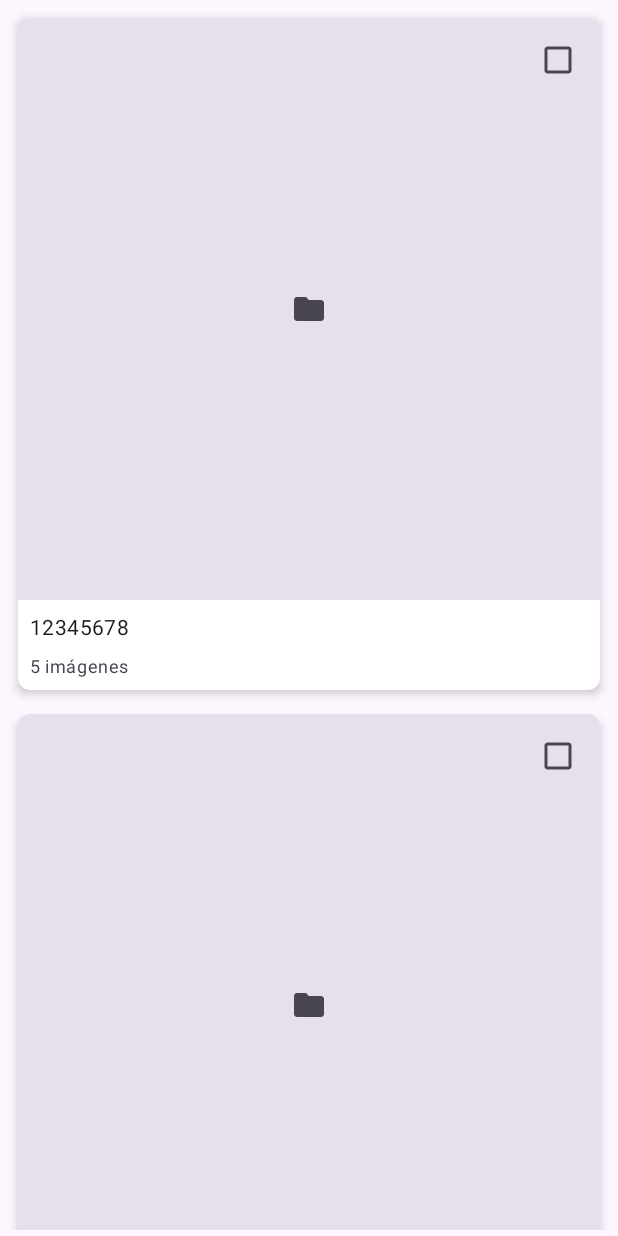
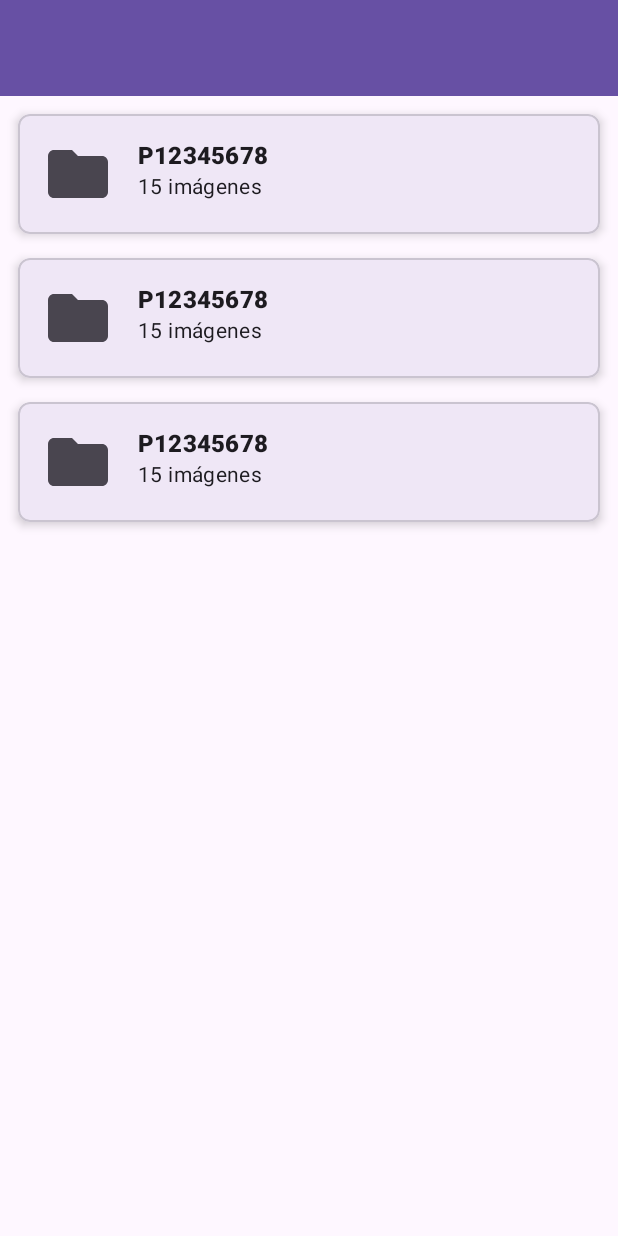
Before and after one commit to DarikPK/CLiteral, an Android app: the layout fragment_edit_gallery.xml on its own in the app's theme, with its tools: preview values and no code run, on a phone screen of 412 x 824 dp. Run offline under Robolectric (Android 15) with nearby library versions, the phone set to English and light mode, and no system bars.

Commit message:
feat: Añade borrado en lote y corrige el menú superior
Soluciona el problema del menú superior no visible al añadir una Toolbar explícita al layout de la galería.

Implementa una vista de lista única y compacta para las partidas capturadas, siguiendo el formato de diseño especificado.

Añade la funcionalidad de selección múltiple mediante checkboxes.

El menú superior ahora muestra un ícono de eliminación que se activa solo cuando hay partidas seleccionadas, permitiendo el borrado en lote de los archivos del dispositivo.

```diff
--- a/app/src/main/res/layout/folder_item.xml
+++ b/app/src/main/res/layout/folder_item.xml
@@ -1,70 +1,50 @@
 <?xml version="1.0" encoding="utf-8"?>
-<androidx.cardview.widget.CardView xmlns:android="http://schemas.android.com/apk/res/android"
+<com.google.android.material.card.MaterialCardView xmlns:android="http://schemas.android.com/apk/res/android"
     xmlns:app="http://schemas.android.com/apk/res-auto"
     xmlns:tools="http://schemas.android.com/tools"
     android:layout_width="match_parent"
     android:layout_height="wrap_content"
     android:layout_margin="8dp"
-    app:cardCornerRadius="8dp"
-    app:cardElevation="4dp">
+    app:cardElevation="4dp"
+    app:cardCornerRadius="8dp">
 
     <androidx.constraintlayout.widget.ConstraintLayout
         android:layout_width="match_parent"
-        android:layout_height="wrap_content">
+        android:layout_height="wrap_content"
+        android:padding="16dp">
 
-        <FrameLayout
-            android:id="@+id/image_container"
-            android:layout_width="0dp"
-            android:layout_height="0dp"
+        <ImageView
+            android:id="@+id/folder_icon"
+            android:layout_width="48dp"
+            android:layout_height="48dp"
+            android:src="@drawable/ic_folder"
+            app:layout_constraintStart_toStartOf="parent"
             app:layout_constraintTop_toTopOf="parent"
-            app:layout_constraintStart_toStartOf="parent"
-            app:layout_constraintEnd_toEndOf="parent"
-            app:layout_constraintDimensionRatio="1:1">
-
-            <ImageView
-                android:id="@+id/folder_thumbnail"
-                android:layout_width="match_parent"
-                android:layout_height="match_parent"
-                android:src="@drawable/ic_folder"
-                android:scaleType="centerInside"
-                android:background="?attr/colorSurfaceVariant"/>
-
-            <CheckBox
-                android:id="@+id/checkbox_select"
-                android:layout_width="wrap_content"
-                android:layout_height="wrap_content"
-                android:layout_gravity="top|end"
-                android:layout_margin="4dp"/>
-
-        </FrameLayout>
+            app:layout_constraintBottom_toBottomOf="parent"
+            android:contentDescription="Icono de carpeta"/>
 
         <TextView
             android:id="@+id/partida_id_text"
             android:layout_width="0dp"
             android:layout_height="wrap_content"
-            android:padding="8dp"
-            android:textAppearance="?attr/textAppearanceBody2"
-            android:maxLines="1"
-            android:ellipsize="end"
-            app:layout_constraintTop_toBottomOf="@id/image_container"
-            app:layout_constraintStart_toStartOf="parent"
+            android:layout_marginStart="16dp"
+            android:textStyle="bold"
+            android:textAppearance="?attr/textAppearanceListItem"
+            app:layout_constraintStart_toEndOf="@id/folder_icon"
             app:layout_constraintEnd_toEndOf="parent"
-            tools:text="12345678" />
+            app:layout_constraintTop_toTopOf="parent"
+            tools:text="P12345678" />
 
         <TextView
             android:id="@+id/image_count_text"
             android:layout_width="0dp"
             android:layout_height="wrap_content"
-            android:paddingStart="8dp"
-            android:paddingEnd="8dp"
-            android:paddingBottom="8dp"
-            android:textAppearance="?attr/textAppearanceCaption"
+            android:layout_marginStart="16dp"
+            android:textAppearance="?attr/textAppearanceListItemSecondary"
+            app:layout_constraintStart_toEndOf="@id/folder_icon"
+            app:layout_constraintEnd_toEndOf="parent"
             app:layout_constraintTop_toBottomOf="@id/partida_id_text"
-            app:layout_constraintStart_toStartOf="parent"
-            app:layout_constraintEnd_toEndOf="parent"
-            app:layout_constraintBottom_toBottomOf="parent"
-            tools:text="5 imágenes" />
+            tools:text="15 imágenes" />
 
     </androidx.constraintlayout.widget.ConstraintLayout>
-
-</androidx.cardview.widget.CardView>
+</com.google.android.material.card.MaterialCardView>
--- a/app/src/main/res/layout/fragment_edit_gallery.xml
+++ b/app/src/main/res/layout/fragment_edit_gallery.xml
@@ -6,11 +6,23 @@
     android:layout_height="match_parent"
     tools:context=".EditGalleryFragment">
 
+    <androidx.appcompat.widget.Toolbar
+        android:id="@+id/toolbar"
+        android:layout_width="0dp"
+        android:layout_height="?attr/actionBarSize"
+        android:background="?attr/colorPrimary"
+        android:elevation="4dp"
+        android:theme="@style/ThemeOverlay.AppCompat.Dark.ActionBar"
+        app:popupTheme="@style/ThemeOverlay.AppCompat.Light"
+        app:layout_constraintTop_toTopOf="parent"
+        app:layout_constraintStart_toStartOf="parent"
+        app:layout_constraintEnd_toEndOf="parent" />
+
     <androidx.recyclerview.widget.RecyclerView
         android:id="@+id/edit_gallery_recycler_view"
         android:layout_width="0dp"
         android:layout_height="0dp"
-        app:layout_constraintTop_toTopOf="parent"
+        app:layout_constraintTop_toBottomOf="@id/toolbar"
         app:layout_constraintBottom_toBottomOf="parent"
         app:layout_constraintStart_toStartOf="parent"
         app:layout_constraintEnd_toEndOf="parent"
```
Also changed, not shown: app/src/main/java/com/example/imageextractor/EditGalleryFragment.kt (+7 -13 lines), app/src/main/java/com/example/imageextractor/FolderAdapter.kt (+18 -60 lines), app/src/main/res/menu/edit_gallery_menu.xml (+0 -10 lines).
